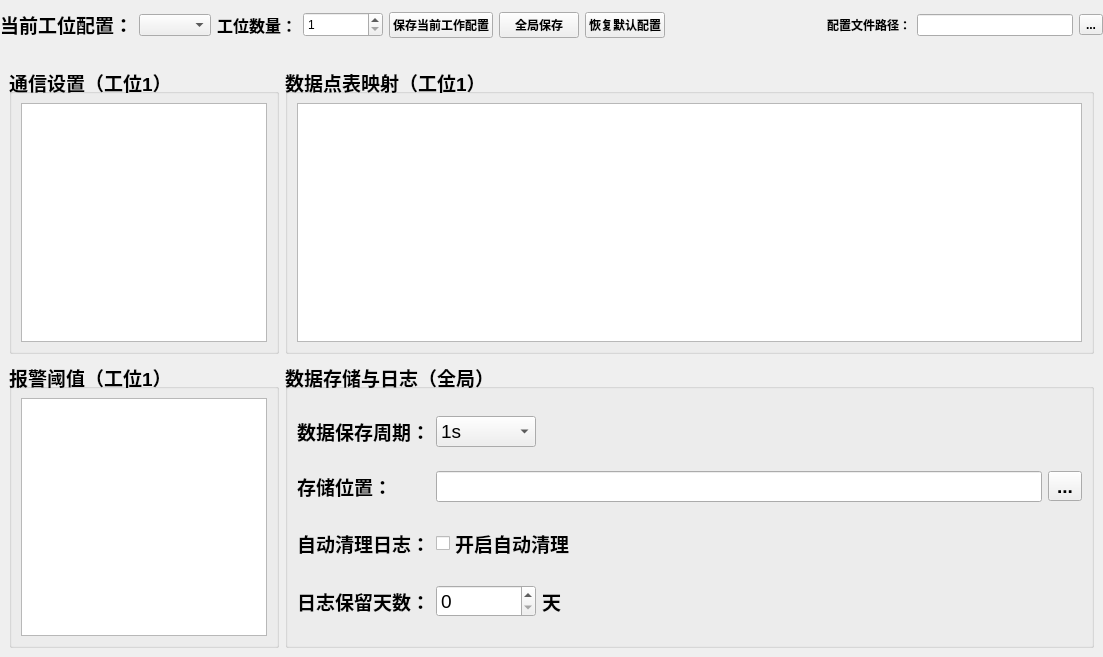
The window that ui/pages/ConfigPage.ui (MikeSmith-one/Data_acquisition_and_analysis_system) describes before a commit, drawn with Qt 5.
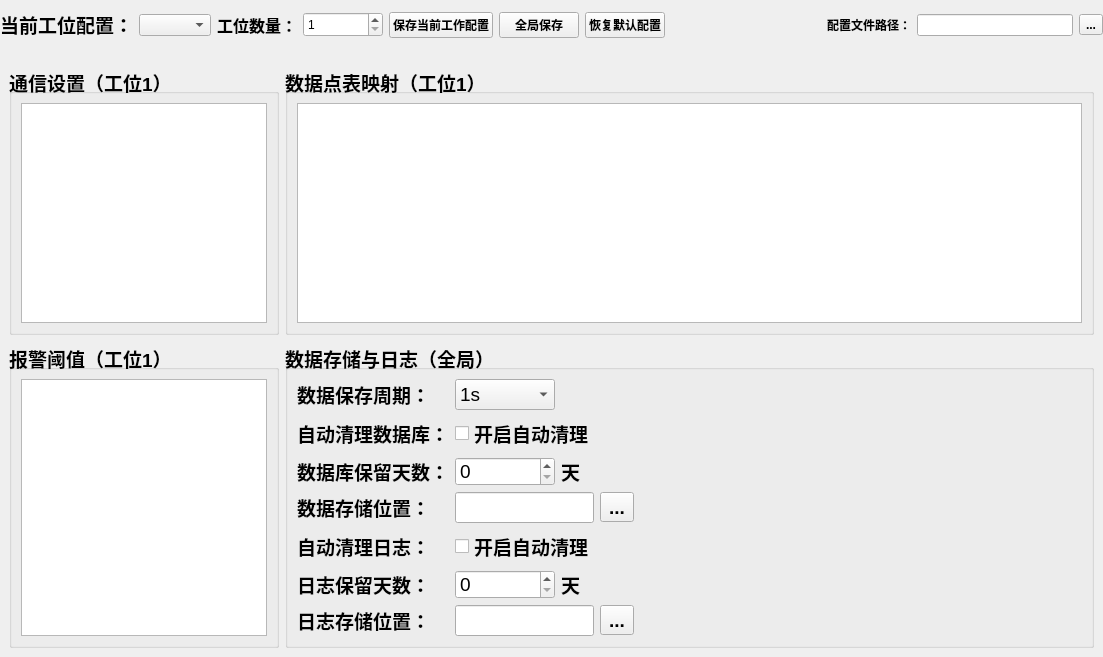
The same window after the commit.

Commit message: 完成了AnalysisPage读取存储在数据库内部的数据进行分析，并将分析好的数据加载到AnalysisPage的ui然后将数据导出为CSV文件和.txt分析报告，清除ui中分析数据的逻辑，从数据库内提取数据采用短连接即用即毁的方式。同时补齐了全局异常数据报警逻辑，数据异常会弹出警告窗口，该弹窗采用“合并弹窗”非模态对话框设计，所有报警都在一个弹窗内显示，避免弹窗过多。各界面的ui也做出了调整

```diff
--- a/ui/pages/ConfigPage.ui
+++ b/ui/pages/ConfigPage.ui
@@ -282,8 +282,28 @@
         <property name="alignment">
          <set>Qt::AlignmentFlag::AlignBottom|Qt::AlignmentFlag::AlignLeading|Qt::AlignmentFlag::AlignLeft</set>
         </property>
-        <layout class="QGridLayout" name="gridLayout_3">
-         <item row="0" column="1" colspan="2">
+        <layout class="QHBoxLayout" name="horizontalLayout_4">
+         <item>
+          <layout class="QGridLayout" name="gridLayout_2">
+           <item row="0" column="0">
+            <widget class="QLabel" name="label_2">
+             <property name="sizePolicy">
+              <sizepolicy hsizetype="Fixed" vsizetype="Preferred">
+               <horstretch>0</horstretch>
+               <verstretch>0</verstretch>
+              </sizepolicy>
+             </property>
+             <property name="font">
+              <font>
+               <bold>true</bold>
+              </font>
+             </property>
+             <property name="text">
+              <string>数据保存周期：</string>
+             </property>
+            </widget>
+           </item>
+           <item row="0" column="1">
           <widget class="QComboBox" name="dataSavePeriod">
            <property name="sizePolicy">
             <sizepolicy hsizetype="Fixed" vsizetype="Fixed">
@@ -330,7 +350,7 @@
           </widget>
          </item>
          <item row="1" column="0">
-          <widget class="QLabel" name="label_17">
+            <widget class="QLabel" name="label_23">
            <property name="sizePolicy">
             <sizepolicy hsizetype="Fixed" vsizetype="Preferred">
              <horstretch>0</horstretch>
@@ -343,21 +363,12 @@
             </font>
            </property>
            <property name="text">
-            <string>存储位置：</string>
+              <string>自动清理数据库：</string>
            </property>
           </widget>
          </item>
-         <item row="1" column="1" colspan="2">
-          <widget class="QLineEdit" name="saveLocation">
-           <property name="font">
-            <font>
-             <bold>false</bold>
-            </font>
-           </property>
-          </widget>
-         </item>
-         <item row="2" column="1" colspan="2">
-          <widget class="QCheckBox" name="switchAutoClean">
+           <item row="1" column="1">
+            <widget class="QCheckBox" name="switchAutoCleanDB">
            <property name="font">
             <font>
              <bold>true</bold>
@@ -368,46 +379,94 @@
            </property>
           </widget>
          </item>
-         <item row="0" column="0">
-          <widget class="QLabel" name="label_2">
-           <property name="sizePolicy">
-            <sizepolicy hsizetype="Fixed" vsizetype="Preferred">
-             <horstretch>0</horstretch>
-             <verstretch>0</verstretch>
-            </sizepolicy>
-           </property>
-           <property name="font">
-            <font>
-             <bold>true</bold>
-            </font>
-           </property>
-           <property name="text">
-            <string>数据保存周期：</string>
-           </property>
-          </widget>
-         </item>
-         <item row="3" column="1">
-          <widget class="QSpinBox" name="saveDates">
-           <property name="sizePolicy">
-            <sizepolicy hsizetype="Fixed" vsizetype="Fixed">
-             <horstretch>0</horstretch>
-             <verstretch>0</verstretch>
-            </sizepolicy>
-           </property>
-           <property name="minimumSize">
-            <size>
-             <width>100</width>
-             <height>24</height>
-            </size>
-           </property>
-           <property name="font">
-            <font>
-             <bold>false</bold>
-            </font>
-           </property>
-          </widget>
-         </item>
          <item row="2" column="0">
+            <widget class="QLabel" name="label_22">
+             <property name="sizePolicy">
+              <sizepolicy hsizetype="Fixed" vsizetype="Fixed">
+               <horstretch>0</horstretch>
+               <verstretch>0</verstretch>
+              </sizepolicy>
+             </property>
+             <property name="font">
+              <font>
+               <bold>true</bold>
+              </font>
+             </property>
+             <property name="text">
+              <string>数据库保留天数：</string>
+             </property>
+            </widget>
+           </item>
+           <item row="2" column="1">
+            <layout class="QHBoxLayout" name="horizontalLayout_3">
+             <item>
+              <widget class="QSpinBox" name="dbSaveDates">
+               <property name="sizePolicy">
+                <sizepolicy hsizetype="Fixed" vsizetype="Fixed">
+                 <horstretch>0</horstretch>
+                 <verstretch>0</verstretch>
+                </sizepolicy>
+               </property>
+               <property name="minimumSize">
+                <size>
+                 <width>100</width>
+                 <height>24</height>
+                </size>
+               </property>
+               <property name="font">
+                <font>
+                 <bold>false</bold>
+                </font>
+               </property>
+               <property name="maximum">
+                <number>1000</number>
+               </property>
+              </widget>
+             </item>
+             <item>
+              <widget class="QLabel" name="label_21">
+               <property name="text">
+                <string>天</string>
+               </property>
+              </widget>
+             </item>
+            </layout>
+           </item>
+           <item row="3" column="0">
+            <widget class="QLabel" name="label_24">
+             <property name="sizePolicy">
+              <sizepolicy hsizetype="Fixed" vsizetype="Preferred">
+               <horstretch>0</horstretch>
+               <verstretch>0</verstretch>
+              </sizepolicy>
+             </property>
+             <property name="font">
+              <font>
+               <bold>true</bold>
+              </font>
+             </property>
+             <property name="text">
+              <string>数据存储位置：</string>
+             </property>
+            </widget>
+           </item>
+           <item row="3" column="1">
+            <widget class="QLineEdit" name="DatabaseLocation">
+             <property name="font">
+              <font>
+               <bold>false</bold>
+              </font>
+             </property>
+            </widget>
+           </item>
+           <item row="3" column="2">
+            <widget class="QToolButton" name="toolButton_3">
+             <property name="text">
+              <string>...</string>
+             </property>
+            </widget>
+           </item>
+           <item row="4" column="0">
           <widget class="QLabel" name="label_18">
            <property name="sizePolicy">
             <sizepolicy hsizetype="Fixed" vsizetype="Preferred">
@@ -425,17 +484,22 @@
            </property>
           </widget>
          </item>
-         <item row="3" column="2">
-          <widget class="QLabel" name="label_20">
+           <item row="4" column="1">
+            <widget class="QCheckBox" name="switchAutoCleanLog">
+             <property name="font">
+              <font>
+               <bold>true</bold>
+              </font>
+             </property>
            <property name="text">
-            <string>天</string>
+              <string>开启自动清理</string>
            </property>
           </widget>
          </item>
-         <item row="3" column="0">
+           <item row="5" column="0">
           <widget class="QLabel" name="label_19">
            <property name="sizePolicy">
-            <sizepolicy hsizetype="Fixed" vsizetype="Preferred">
+              <sizepolicy hsizetype="Fixed" vsizetype="Fixed">
              <horstretch>0</horstretch>
              <verstretch>0</verstretch>
             </sizepolicy>
@@ -450,12 +514,86 @@
            </property>
           </widget>
          </item>
-         <item row="1" column="3">
+           <item row="5" column="1">
+            <layout class="QHBoxLayout" name="horizontalLayout_2">
+             <item>
+              <widget class="QSpinBox" name="logSaveDates">
+               <property name="sizePolicy">
+                <sizepolicy hsizetype="Fixed" vsizetype="Fixed">
+                 <horstretch>0</horstretch>
+                 <verstretch>0</verstretch>
+                </sizepolicy>
+               </property>
+               <property name="minimumSize">
+                <size>
+                 <width>100</width>
+                 <height>24</height>
+                </size>
+               </property>
+               <property name="font">
+                <font>
+                 <bold>false</bold>
+                </font>
+               </property>
+              </widget>
+             </item>
+             <item>
+              <widget class="QLabel" name="label_20">
+               <property name="text">
+                <string>天</string>
+               </property>
+              </widget>
+             </item>
+            </layout>
+           </item>
+           <item row="6" column="0">
+            <widget class="QLabel" name="label_17">
+             <property name="sizePolicy">
+              <sizepolicy hsizetype="Fixed" vsizetype="Preferred">
+               <horstretch>0</horstretch>
+               <verstretch>0</verstretch>
+              </sizepolicy>
+             </property>
+             <property name="font">
+              <font>
+               <bold>true</bold>
+              </font>
+             </property>
+             <property name="text">
+              <string>日志存储位置：</string>
+             </property>
+            </widget>
+           </item>
+           <item row="6" column="1">
+            <widget class="QLineEdit" name="saveLocation">
+             <property name="font">
+              <font>
+               <bold>false</bold>
+              </font>
+             </property>
+            </widget>
+           </item>
+           <item row="6" column="2">
           <widget class="QToolButton" name="toolButton">
            <property name="text">
             <string>...</string>
            </property>
           </widget>
+           </item>
+          </layout>
+         </item>
+         <item>
+          <spacer name="horizontalSpacer_2">
+           <property name="orientation">
+            <enum>Qt::Orientation::Horizontal</enum>
+           </property>
+           <property name="sizeHint" stdset="0">
+            <size>
+             <width>528</width>
+             <height>20</height>
+            </size>
+           </property>
+          </spacer>
          </item>
         </layout>
        </widget>
```
Lines whose indentation alone changed are shown as unchanged. The commit also changes 18 other files.
